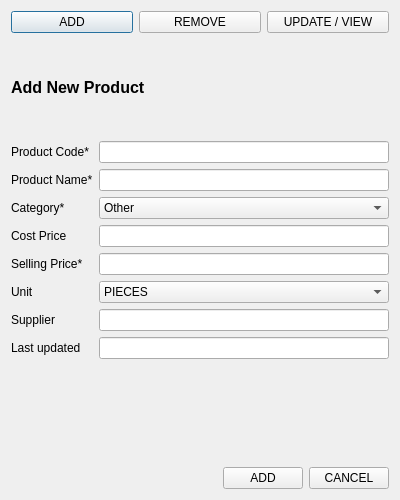
Above: Project/ui/product.ui from Selvam-T/POS before the change. Below: the same form after it.
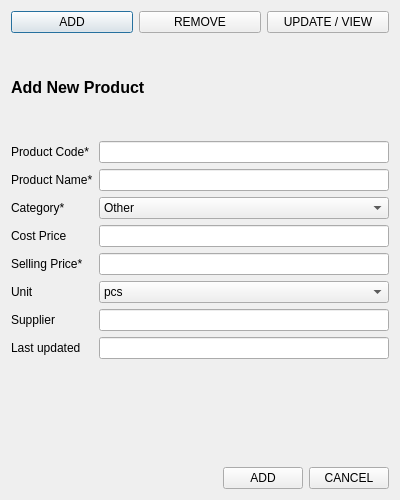
That is the form after the change.

Commit message: product managment expand window size on mode selection

```diff
--- a/Project/ui/product.ui
+++ b/Project/ui/product.ui
@@ -138,7 +138,7 @@
      <widget class="QComboBox" name="unitComboBox">
       <item>
        <property name="text">
-        <string>PIECES</string>
+        <string>pcs</string>
        </property>
       </item>
       <item>
```
Left out of the diff: 2 changed lines with no effect on the pictures. The commit also changes 3 other files.
